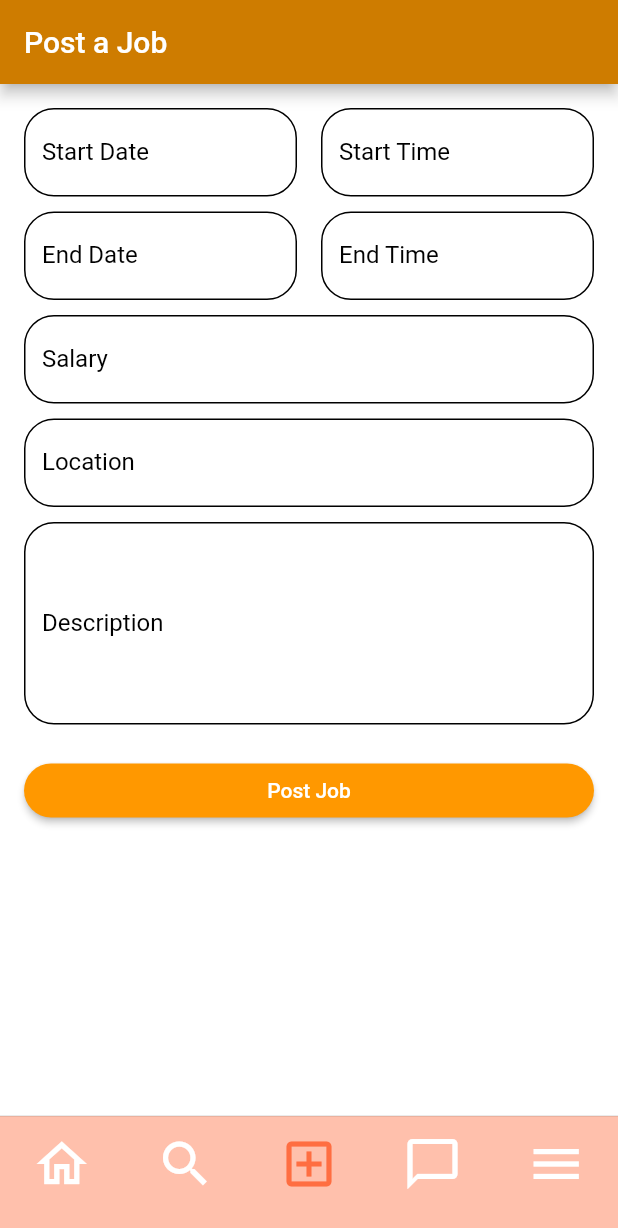
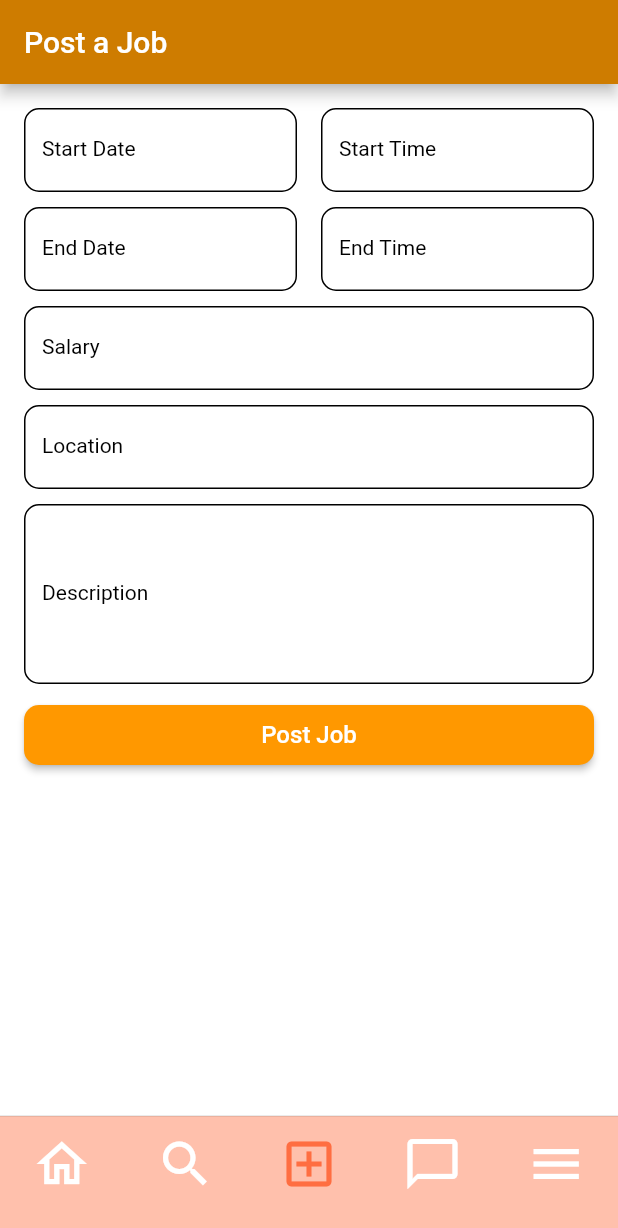
Before and after one commit to bathiyapathum/PartTimeNow_flutter_app, a Flutter app: the screen it shows once a user with an empty profile is signed in, swiped to page 3, on a phone screen of 412 x 824 dp. Shown: the top 1228 px of the screen. Run offline on Flutter 3.47's test engine with Material 2 defaults, Android fonts, the light colour scheme and no system bars; our stand-ins replace cloud_firestore, firebase_auth, firebase_core, firebase_storage, image_picker; accounts and stored records are empty; network calls fail; project files that could hold a hidden picture were left out.

Commit message:
Update Job Post

```diff
--- a/lib/screens/post_job_screen.dart
+++ b/lib/screens/post_job_screen.dart
@@ -124,7 +124,7 @@ class _PostJobScreenState extends State<PostJobScreen> {
             buildTextField('Location', locationController),
             SizedBox(height: 10),
             buildDescriptionField(),
-            SizedBox(height: 20),
+            SizedBox(height: 10),
             ElevatedButton(
               onPressed: () {
                 // Handle the form submission here
@@ -133,10 +133,11 @@ class _PostJobScreenState extends State<PostJobScreen> {
                 primary: Colors.orange, // Button background color
                 onPrimary: Colors.white, // Button text color
                 shape: RoundedRectangleBorder(
-                  borderRadius: BorderRadius.circular(20), // Rounded corners
+                  borderRadius: BorderRadius.circular(10), // Rounded corners
                 ),
+                minimumSize: Size(150, 40), // Set the button size
               ),
-              child: Text('Post Job'),
+              child: Text('Post Job', style: TextStyle(fontSize: 16)),
             ),
           ],
         ),
@@ -147,19 +148,20 @@ class _PostJobScreenState extends State<PostJobScreen> {
   Widget buildTextField(String labelText, TextEditingController controller) {
     return TextField(
       controller: controller,
-      style: TextStyle(color: Colors.black),
+      style: TextStyle(color: Colors.black, fontSize: 14), // Adjust font size
       decoration: InputDecoration(
         labelText: labelText,
-        labelStyle: TextStyle(color: Colors.black),
+        labelStyle:
+            TextStyle(color: Colors.black, fontSize: 14), // Adjust font size
         hintText: 'Enter a value',
         hintStyle: TextStyle(color: Colors.grey),
         enabledBorder: OutlineInputBorder(
           borderSide: BorderSide(color: Colors.black),
-          borderRadius: BorderRadius.circular(20),
+          borderRadius: BorderRadius.circular(10), // Adjust field size
         ),
         focusedBorder: OutlineInputBorder(
           borderSide: BorderSide(color: Color.fromARGB(255, 206, 124, 0)),
-          borderRadius: BorderRadius.circular(20),
+          borderRadius: BorderRadius.circular(10), // Adjust field size
         ),
       ),
       onTap: () {
@@ -175,20 +177,21 @@ class _PostJobScreenState extends State<PostJobScreen> {
   Widget buildDescriptionField() {
     return TextField(
       controller: descriptionController,
-      style: TextStyle(color: Colors.black),
+      style: TextStyle(color: Colors.black, fontSize: 14), // Adjust font size
       maxLines: 5,
       decoration: InputDecoration(
         labelText: 'Description',
-        labelStyle: TextStyle(color: Colors.black),
+        labelStyle:
+            TextStyle(color: Colors.black, fontSize: 14), // Adjust font size
         hintText: 'Enter a description',
         hintStyle: TextStyle(color: Colors.grey),
         enabledBorder: OutlineInputBorder(
           borderSide: BorderSide(color: Colors.black),
-          borderRadius: BorderRadius.circular(20),
+          borderRadius: BorderRadius.circular(10), // Adjust field size
         ),
         focusedBorder: OutlineInputBorder(
           borderSide: BorderSide(color: Colors.orange),
-          borderRadius: BorderRadius.circular(20),
+          borderRadius: BorderRadius.circular(10), // Adjust field size
         ),
       ),
     );
```
